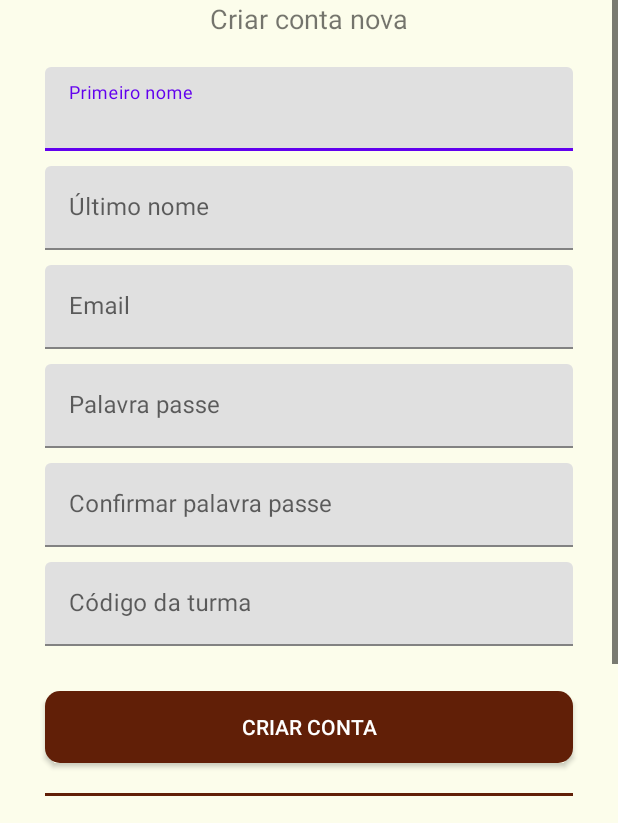
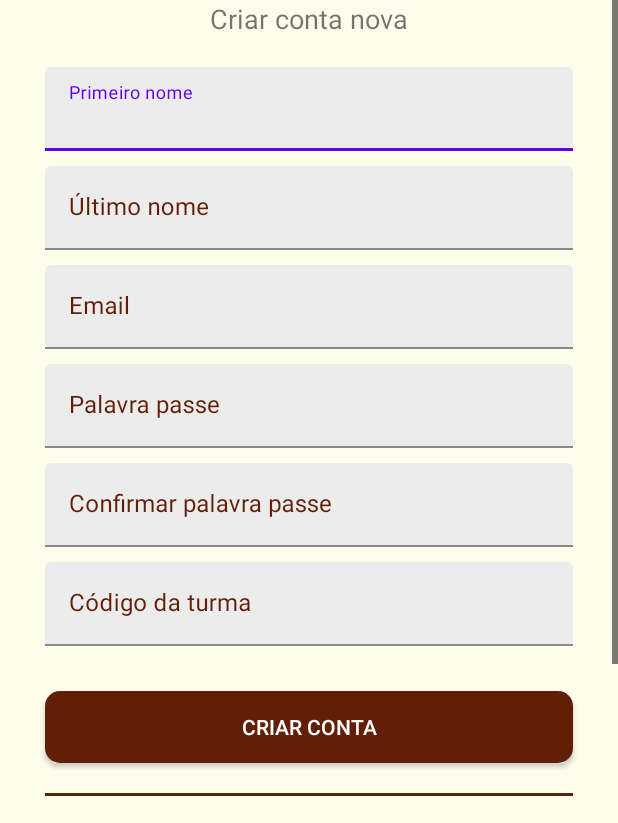
Before and after one commit to rafaelbaptista13/UNO, an Android app: the screen it shows after launch (RegisterActivity), after a tap on "CRIAR CONTA", on a phone screen of 412 x 824 dp, the part 413-1236 px from its top. Run offline under Robolectric (Android 15) with nearby library versions, the phone set to English and light mode, and no system bars; our stand-ins replace navigation-ui; libraries missing offline, so code that uses them is left out: reactivecircus.flowbinding.android; 7 statements that could not run were skipped.

Commit message:
Bug fixes in Mobile App regarding dark mode

```diff
--- a/UNOMobile/app/src/main/java/com/example/unomobile/fragments/GameBuildModeFragment.kt
+++ b/UNOMobile/app/src/main/java/com/example/unomobile/fragments/GameBuildModeFragment.kt
@@ -3,6 +3,7 @@ package com.example.unomobile.fragments
 import android.annotation.SuppressLint
 import android.content.Context
 import android.content.Intent
+import android.content.res.ColorStateList
 import android.graphics.drawable.GradientDrawable
 import android.net.Uri
 import android.os.Bundle
@@ -424,6 +425,7 @@ class GameBuildModeFragment : Fragment() {
             card_view.layoutParams = params
             card_view.cardElevation = 10.dpToPx(context).toFloat()
             card_view.radius = 20.dpToPx(context).toFloat()
+            card_view.setCardBackgroundColor(ContextCompat.getColor(context, R.color.white))
             card_view.setOnClickListener {
                 Log.i("GameBuildFragment", it.toString())
                 if (selected_note_cardview == null) {
--- a/UNOMobile/app/src/main/java/com/example/unomobile/fragments/GameIdentifyModeFragment.kt
+++ b/UNOMobile/app/src/main/java/com/example/unomobile/fragments/GameIdentifyModeFragment.kt
@@ -434,6 +434,7 @@ class GameIdentifyModeFragment : Fragment() {
             card_view.layoutParams = params
             card_view.cardElevation = 10.dpToPx(context).toFloat()
             card_view.radius = 20.dpToPx(context).toFloat()
+            card_view.setCardBackgroundColor(ContextCompat.getColor(context, R.color.white))
             card_view.setOnClickListener {
                 Log.i("GameIdentifyFragment", it.toString())
                 if (selected_note_cardview == null) {
--- a/UNOMobile/app/src/main/res/layout/activity_list_item.xml
+++ b/UNOMobile/app/src/main/res/layout/activity_list_item.xml
@@ -11,7 +11,8 @@
     android:layout_marginHorizontal="10dp"
     app:strokeColor="@color/primary_text"
     app:strokeWidth="3dp"
-    android:layout_marginVertical="10dp">
+    android:layout_marginVertical="10dp"
+    app:cardBackgroundColor="@color/white">
 
     <androidx.constraintlayout.widget.ConstraintLayout
         android:layout_width="match_parent"
--- a/UNOMobile/app/src/main/res/layout/activity_register.xml
+++ b/UNOMobile/app/src/main/res/layout/activity_register.xml
@@ -39,7 +39,9 @@
             android:layout_marginHorizontal="30dp"
             android:hint="Primeiro nome"
             app:layout_constraintTop_toBottomOf="@+id/textView"
-            android:layout_marginTop="20dp">
+            android:layout_marginTop="20dp"
+            app:boxBackgroundColor="@color/light_light_grey"
+            android:textColorHint="@color/primary_text">
 
             <com.google.android.material.textfield.TextInputEditText
                 android:id="@+id/input_first_name"
@@ -56,7 +58,9 @@
             android:layout_marginHorizontal="30dp"
             android:hint="Último nome"
             app:layout_constraintTop_toBottomOf="@+id/tvFirstName"
-            android:layout_marginTop="10dp">
+            android:layout_marginTop="10dp"
+            app:boxBackgroundColor="@color/light_light_grey"
+            android:textColorHint="@color/primary_text">
 
             <com.google.android.material.textfield.TextInputEditText
                 android:id="@+id/input_last_name"
@@ -74,7 +78,9 @@
             android:layout_marginHorizontal="30dp"
             android:hint="Email"
             app:layout_constraintTop_toBottomOf="@+id/tvLastName"
-            android:layout_marginTop="10dp">
+            android:layout_marginTop="10dp"
+            app:boxBackgroundColor="@color/light_light_grey"
+            android:textColorHint="@color/primary_text">
 
             <com.google.android.material.textfield.TextInputEditText
                 android:id="@+id/input_email"
@@ -92,7 +98,9 @@
             android:layout_marginHorizontal="30dp"
             android:hint="Palavra passe"
             app:layout_constraintTop_toBottomOf="@+id/tvEmail"
-            android:layout_marginTop="10dp">
+            android:layout_marginTop="10dp"
+            app:boxBackgroundColor="@color/light_light_grey"
+            android:textColorHint="@color/primary_text">
 
             <com.google.android.material.textfield.TextInputEditText
                 android:id="@+id/input_password"
@@ -110,7 +118,9 @@
             android:layout_marginHorizontal="30dp"
             android:hint="Confirmar palavra passe"
             app:layout_constraintTop_toBottomOf="@+id/tvPassword"
-            android:layout_marginTop="10dp">
+            android:layout_marginTop="10dp"
+            app:boxBackgroundColor="@color/light_light_grey"
+            android:textColorHint="@color/primary_text">
 
             <com.google.android.material.textfield.TextInputEditText
                 android:id="@+id/input_confirm_password"
@@ -127,7 +137,9 @@
             android:layout_marginHorizontal="30dp"
             android:hint="Código da turma"
             app:layout_constraintTop_toBottomOf="@+id/tvConfirmPassword"
-            android:layout_marginTop="10dp">
+            android:layout_marginTop="10dp"
+            app:boxBackgroundColor="@color/light_light_grey"
+            android:textColorHint="@color/primary_text">
 
             <com.google.android.material.textfield.TextInputEditText
                 android:id="@+id/input_class_code"
--- a/UNOMobile/app/src/main/res/layout/activitygroup_list_item.xml
+++ b/UNOMobile/app/src/main/res/layout/activitygroup_list_item.xml
@@ -8,7 +8,8 @@
     app:cardCornerRadius="50dp"
     app:cardElevation="10dp"
     android:layout_marginHorizontal="30dp"
-    android:layout_marginVertical="10dp">
+    android:layout_marginVertical="10dp"
+    app:cardBackgroundColor="@color/white">
 
     <androidx.constraintlayout.widget.ConstraintLayout
         android:layout_width="match_parent"
--- a/UNOMobile/app/src/main/res/layout/answer_list_item.xml
+++ b/UNOMobile/app/src/main/res/layout/answer_list_item.xml
@@ -12,7 +12,8 @@
     app:strokeColor="@color/primary_text"
     app:strokeWidth="3dp"
     android:layout_marginTop="10dp"
-    android:layout_marginBottom="15dp">
+    android:layout_marginBottom="15dp"
+    app:cardBackgroundColor="@color/white">
 
     <androidx.constraintlayout.widget.ConstraintLayout
         android:layout_width="match_parent"
--- a/UNOMobile/app/src/main/res/layout/fragment_activities.xml
+++ b/UNOMobile/app/src/main/res/layout/fragment_activities.xml
@@ -49,7 +49,8 @@
         android:layout_marginVertical="20dp"
         android:layout_marginHorizontal="10dp"
         app:cardCornerRadius="20dp"
-        app:cardElevation="10dp">
+        app:cardElevation="10dp"
+        app:cardBackgroundColor="@color/white">
 
         <LinearLayout
             android:layout_width="match_parent"
--- a/UNOMobile/app/src/main/res/layout/fragment_exercise.xml
+++ b/UNOMobile/app/src/main/res/layout/fragment_exercise.xml
@@ -133,7 +133,8 @@
                 android:text="Vídeo submetido:"
                 android:gravity="center"
                 android:visibility="gone"
-                android:layout_marginTop="20dp" />
+                android:layout_marginTop="20dp"
+                android:textColor="@color/primary_text"/>
 
             <com.google.android.exoplayer2.ui.StyledPlayerView
                 android:id="@+id/uploaded_video_view"
--- a/UNOMobile/app/src/main/res/layout/fragment_game_build_mode.xml
+++ b/UNOMobile/app/src/main/res/layout/fragment_game_build_mode.xml
@@ -93,7 +93,8 @@
                 app:strokeWidth="1dp"
                 app:strokeColor="@color/primary_text"
                 android:layout_marginHorizontal="10dp"
-                android:layout_marginVertical="10dp">
+                android:layout_marginVertical="10dp"
+                app:cardBackgroundColor="@color/white">
 
                 <androidx.constraintlayout.widget.ConstraintLayout
                     android:layout_width="match_parent"
@@ -283,7 +284,8 @@
                 android:text="Vídeo submetido:"
                 android:gravity="center"
                 android:visibility="gone"
-                android:layout_marginTop="20dp" />
+                android:layout_marginTop="20dp"
+                android:textColor="@color/primary_text"/>
 
             <com.google.android.exoplayer2.ui.StyledPlayerView
                 android:id="@+id/uploaded_video_view"
--- a/UNOMobile/app/src/main/res/layout/fragment_game_identify_mode.xml
+++ b/UNOMobile/app/src/main/res/layout/fragment_game_identify_mode.xml
@@ -93,7 +93,8 @@
                 app:strokeWidth="1dp"
                 app:strokeColor="@color/primary_text"
                 android:layout_marginHorizontal="10dp"
-                android:layout_marginVertical="10dp">
+                android:layout_marginVertical="10dp"
+                app:cardBackgroundColor="@color/white">
 
                 <androidx.constraintlayout.widget.ConstraintLayout
                     android:layout_width="match_parent"
@@ -247,7 +248,8 @@
                 android:layout_gravity="center"
                 android:gravity="center"
                 android:text="Incorreto. Tenta outra sequência."
-                android:visibility="gone"/>
+                android:visibility="gone"
+                android:textColor="@color/primary_text"/>
 
             <androidx.appcompat.widget.AppCompatButton
                 android:id="@+id/submit"
--- a/UNOMobile/app/src/main/res/layout/fragment_game_play_mode.xml
+++ b/UNOMobile/app/src/main/res/layout/fragment_game_play_mode.xml
@@ -76,7 +76,8 @@
                 app:strokeWidth="1dp"
                 app:strokeColor="@color/primary_text"
                 android:layout_marginHorizontal="10dp"
-                android:layout_marginVertical="10dp">
+                android:layout_marginVertical="10dp"
+                app:cardBackgroundColor="@color/white">
 
                 <androidx.constraintlayout.widget.ConstraintLayout
                     android:layout_width="match_parent"
@@ -229,7 +230,8 @@
                 android:text="Vídeo submetido:"
                 android:gravity="center"
                 android:visibility="gone"
-                android:layout_marginTop="20dp" />
+                android:layout_marginTop="20dp"
+                android:textColor="@color/primary_text"/>
 
             <com.google.android.exoplayer2.ui.StyledPlayerView
                 android:id="@+id/uploaded_video_view"
--- a/UNOMobile/app/src/main/res/layout/fragment_home.xml
+++ b/UNOMobile/app/src/main/res/layout/fragment_home.xml
@@ -56,7 +56,8 @@
             app:cardElevation="10dp"
             android:layout_marginHorizontal="10dp"
             android:layout_marginVertical="10dp"
-            android:layout_weight="1">
+            android:layout_weight="1"
+            app:cardBackgroundColor="@color/white">
 
             <androidx.constraintlayout.widget.ConstraintLayout
                 android:layout_width="match_parent"
@@ -100,7 +101,8 @@
             app:cardElevation="10dp"
             android:layout_marginHorizontal="10dp"
             android:layout_marginVertical="10dp"
-            android:layout_weight="1">
+            android:layout_weight="1"
+            app:cardBackgroundColor="@color/white">
 
             <androidx.constraintlayout.widget.ConstraintLayout
                 android:layout_width="match_parent"
--- a/UNOMobile/app/src/main/res/layout/fragment_question.xml
+++ b/UNOMobile/app/src/main/res/layout/fragment_question.xml
@@ -48,7 +48,8 @@
                 app:cardCornerRadius="30dp"
                 app:cardElevation="10dp"
                 android:layout_marginHorizontal="10dp"
-                android:layout_marginVertical="10dp">
+                android:layout_marginVertical="10dp"
+                app:cardBackgroundColor="@color/white">
 
                 <RelativeLayout
                     android:layout_width="match_parent"
@@ -114,6 +115,7 @@
                 android:gravity="center"
                 android:visibility="gone"
                 android:layout_marginTop="5dp"
+                android:textColor="@color/primary_text"
                 />
 
             <LinearLayout
```
Also changed, not shown: UNOMobile/app/src/main/AndroidManifest.xml (+3 -10 lines), UNOMobile/app/src/main/res/layout/activity_login.xml (+6 -2 lines), UNOMobile/app/src/main/res/drawable/uno_icon.png (added), 101 other files.
